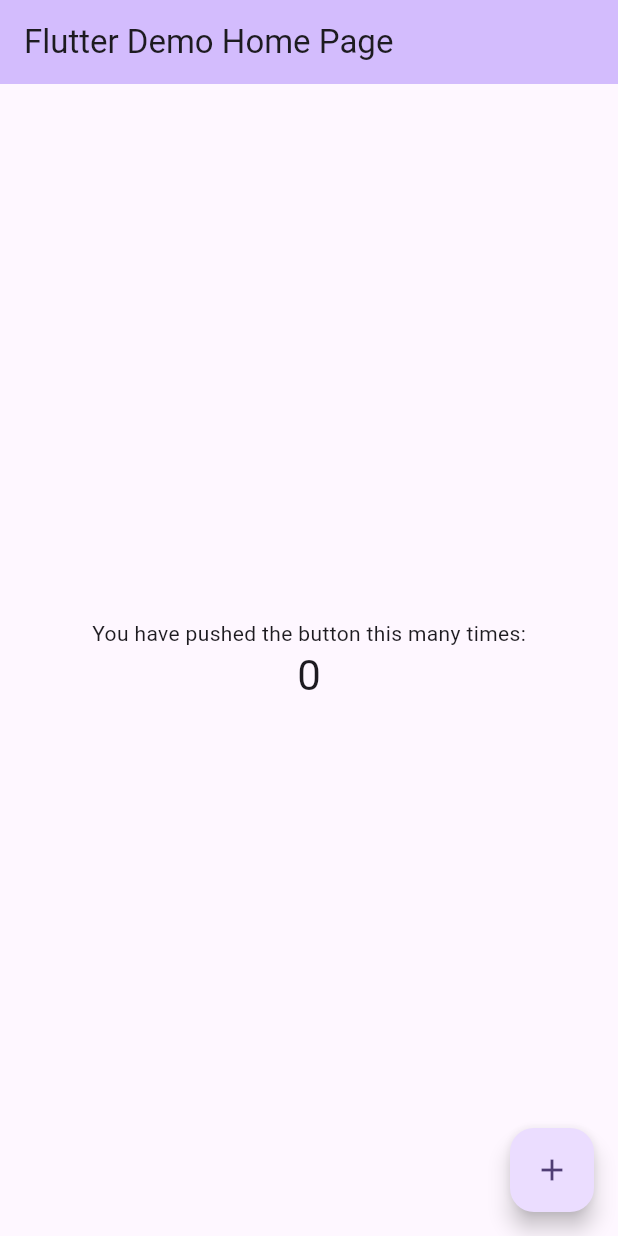
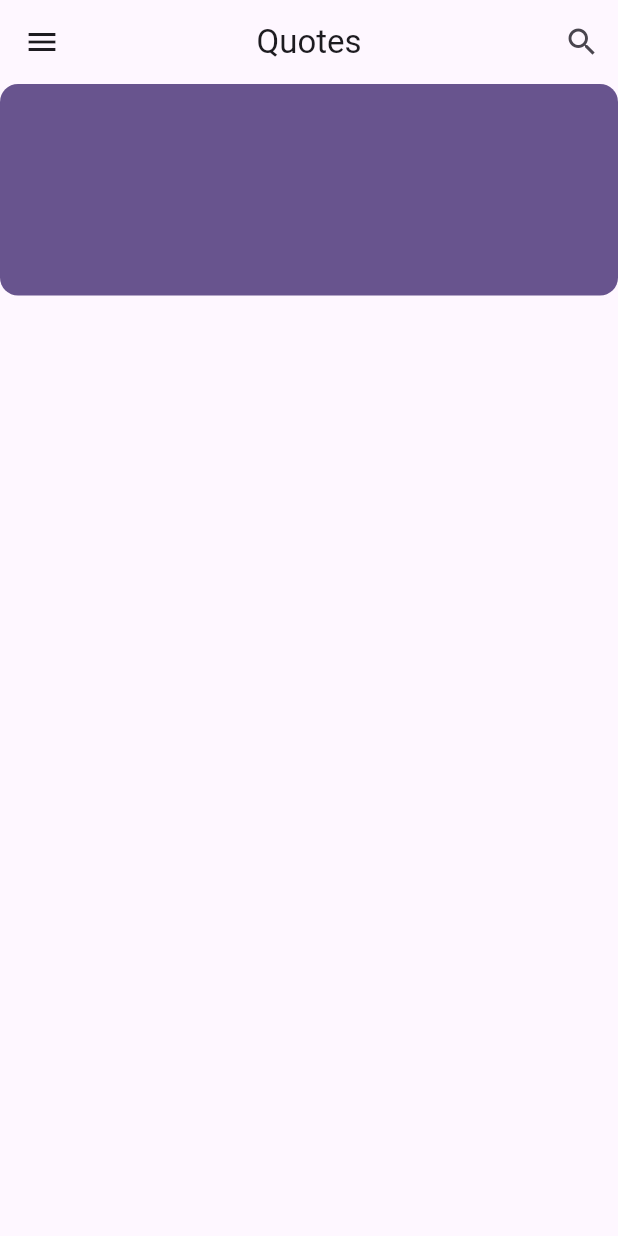
Before and after one commit to nik-05/trading-app, a Flutter app: the screen it shows after launch, on a phone screen of 412 x 824 dp. Run offline on Flutter 3.47's test engine with Material 3 defaults, Android fonts, the phone set to English and light mode, and no system bars.

Commit message:
Created basic layout of homescreen and welcome card

```diff
--- a/lib/main.dart
+++ b/lib/main.dart
@@ -1,4 +1,5 @@
 import 'package:flutter/material.dart';
+import 'package:trading_app/screens/home_screen.dart';
 
 void main() {
   runApp(const MyApp());
@@ -13,113 +14,10 @@ class MyApp extends StatelessWidget {
     return MaterialApp(
       title: 'Flutter Demo',
       theme: ThemeData(
-        // This is the theme of your application.
-        //
-        // TRY THIS: Try running your application with "flutter run". You'll see
-        // the application has a purple toolbar. Then, without quitting the app,
-        // try changing the seedColor in the colorScheme below to Colors.green
-        // and then invoke "hot reload" (save your changes or press the "hot
-        // reload" button in a Flutter-supported IDE, or press "r" if you used
-        // the command line to start the app).
-        //
-        // Notice that the counter didn't reset back to zero; the application
-        // state is not lost during the reload. To reset the state, use hot
-        // restart instead.
-        //
-        // This works for code too, not just values: Most code changes can be
-        // tested with just a hot reload.
         colorScheme: ColorScheme.fromSeed(seedColor: Colors.deepPurple),
         useMaterial3: true,
       ),
-      home: const MyHomePage(title: 'Flutter Demo Home Page'),
+      home: const HomeScreen(),
     );
   }
 }
-
-class MyHomePage extends StatefulWidget {
-  const MyHomePage({super.key, required this.title});
-
-  // This widget is the home page of your application. It is stateful, meaning
-  // that it has a State object (defined below) that contains fields that affect
-  // how it looks.
-
-  // This class is the configuration for the state. It holds the values (in this
-  // case the title) provided by the parent (in this case the App widget) and
-  // used by the build method of the State. Fields in a Widget subclass are
-  // always marked "final".
-
-  final String title;
-
-  @override
-  State<MyHomePage> createState() => _MyHomePageState();
-}
-
-class _MyHomePageState extends State<MyHomePage> {
-  int _counter = 0;
-
-  void _incrementCounter() {
-    setState(() {
-      // This call to setState tells the Flutter framework that something has
-      // changed in this State, which causes it to rerun the build method below
-      // so that the display can reflect the updated values. If we changed
-      // _counter without calling setState(), then the build method would not be
-      // called again, and so nothing would appear to happen.
-      _counter++;
-    });
-  }
-
-  @override
-  Widget build(BuildContext context) {
-    // This method is rerun every time setState is called, for instance as done
-    // by the _incrementCounter method above.
-    //
-    // The Flutter framework has been optimized to make rerunning build methods
-    // fast, so that you can just rebuild anything that needs updating rather
-    // than having to individually change instances of widgets.
-    return Scaffold(
-      appBar: AppBar(
-        // TRY THIS: Try changing the color here to a specific color (to
-        // Colors.amber, perhaps?) and trigger a hot reload to see the AppBar
-        // change color while the other colors stay the same.
-        backgroundColor: Theme.of(context).colorScheme.inversePrimary,
-        // Here we take the value from the MyHomePage object that was created by
-        // the App.build method, and use it to set our appbar title.
-        title: Text(widget.title),
-      ),
-      body: Center(
-        // Center is a layout widget. It takes a single child and positions it
-        // in the middle of the parent.
-        child: Column(
-          // Column is also a layout widget. It takes a list of children and
-          // arranges them vertically. By default, it sizes itself to fit its
-          // children horizontally, and tries to be as tall as its parent.
-          //
-          // Column has various properties to control how it sizes itself and
-          // how it positions its children. Here we use mainAxisAlignment to
-          // center the children vertically; the main axis here is the vertical
-          // axis because Columns are vertical (the cross axis would be
-          // horizontal).
-          //
-          // TRY THIS: Invoke "debug painting" (choose the "Toggle Debug Paint"
-          // action in the IDE, or press "p" in the console), to see the
-          // wireframe for each widget.
-          mainAxisAlignment: MainAxisAlignment.center,
-          children: <Widget>[
-            const Text(
-              'You have pushed the button this many times:',
-            ),
-            Text(
-              '$_counter',
-              style: Theme.of(context).textTheme.headlineMedium,
-            ),
-          ],
-        ),
-      ),
-      floatingActionButton: FloatingActionButton(
-        onPressed: _incrementCounter,
-        tooltip: 'Increment',
-        child: const Icon(Icons.add),
-      ), // This trailing comma makes auto-formatting nicer for build methods.
-    );
-  }
-}
--- /dev/null
+++ b/lib/screens/home_screen.dart
@@ -0,0 +1,36 @@
+import 'package:flutter/material.dart';
+import 'package:trading_app/widgets/welcome_card.dart';
+
+class HomeScreen extends StatefulWidget {
+  const HomeScreen({super.key});
+
+  @override
+  State<HomeScreen> createState() => _HomeScreenState();
+}
+
+class _HomeScreenState extends State<HomeScreen> {
+  @override
+  Widget build(BuildContext context) {
+    return Scaffold(
+      appBar: AppBar(
+        title: const Text('Quotes'),
+        centerTitle: true,
+        actions: [
+          IconButton(
+            icon: const Icon(Icons.search),
+            onPressed: () {},
+          ),
+
+        ],
+      ),
+      drawer: const Drawer(
+
+      ),
+      body: Column(
+        children: const [
+          WelcomeCard(name: 'Agilan'),
+        ],
+      ),
+    );
+  }
+}
--- /dev/null
+++ b/lib/widgets/welcome_card.dart
@@ -0,0 +1,18 @@
+import 'package:flutter/material.dart';
+
+class WelcomeCard extends StatelessWidget {
+  final String name;
+  const WelcomeCard({super.key, required this.name});
+
+  @override
+  Widget build(BuildContext context) {
+    return Container(
+      width: double.infinity,
+      height: 141,
+      decoration: BoxDecoration(
+        color: Theme.of(context).colorScheme.primary,
+        borderRadius: BorderRadius.circular(12),
+      ),
+    );
+  }
+}
```
